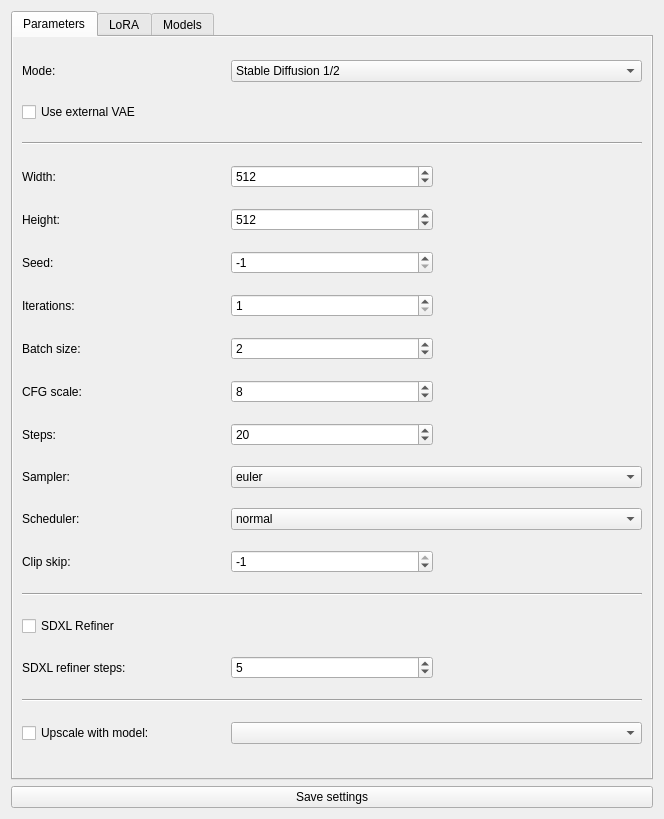
First picture: the form in assets/ui/settings_window.ui, repository shinomakoi/SnugQt, before the edit.
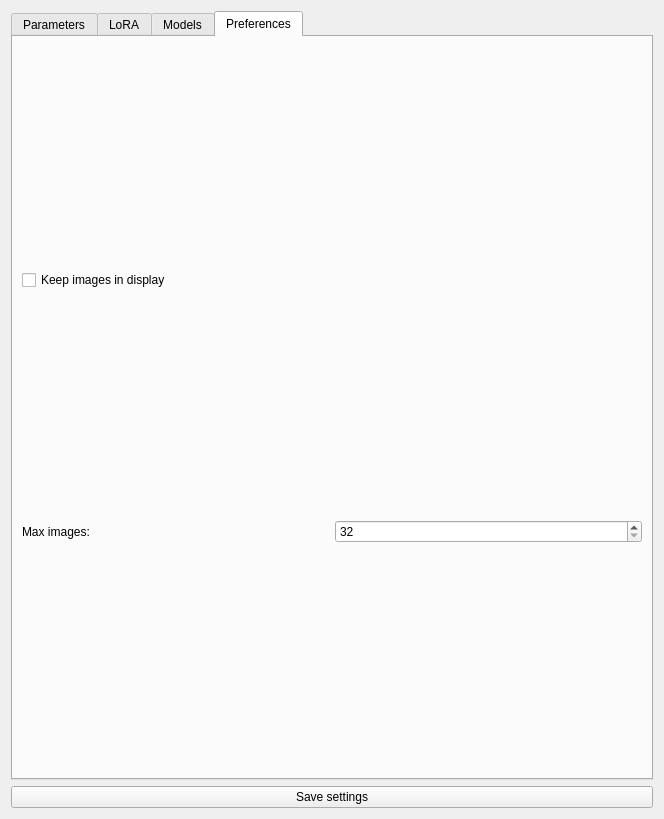
Second picture: the form after the edit. The open tabs and pages were chosen to show the change.

Diff of the .ui file:
```diff
--- a/assets/ui/settings_window.ui
+++ b/assets/ui/settings_window.ui
@@ -29,6 +29,9 @@
      <property name="currentIndex">
       <number>0</number>
      </property>
+     <property name="documentMode">
+      <bool>false</bool>
+     </property>
      <widget class="QWidget" name="parametersTab">
       <property name="autoFillBackground">
        <bool>true</bool>
@@ -712,20 +715,34 @@
          </property>
         </widget>
        </item>
-       <item row="11" column="0">
-        <widget class="QLabel" name="label_11">
+      </layout>
+     </widget>
+     <widget class="QWidget" name="tab">
+      <attribute name="title">
+       <string>Preferences</string>
+      </attribute>
+      <layout class="QGridLayout" name="gridLayout_5">
+       <item row="1" column="0">
+        <widget class="QLabel" name="label_2">
          <property name="text">
-          <string>SDXL Base model:</string>
+          <string>Max images:</string>
          </property>
         </widget>
        </item>
-       <item row="2" column="0">
-        <widget class="QPushButton" name="reloadModelsButton">
-         <property name="toolTip">
-          <string>Reload models</string>
-         </property>
+       <item row="0" column="0">
+        <widget class="QCheckBox" name="keepImagesCheck">
          <property name="text">
-          <string>Reload</string>
+          <string>Keep images in display</string>
+         </property>
+        </widget>
+       </item>
+       <item row="1" column="1">
+        <widget class="QSpinBox" name="maxImagesSpin">
+         <property name="minimum">
+          <number>32</number>
+         </property>
+         <property name="maximum">
+          <number>128</number>
          </property>
         </widget>
        </item>
```
Left out of the diff: 117 changed lines with no effect on the pictures.
